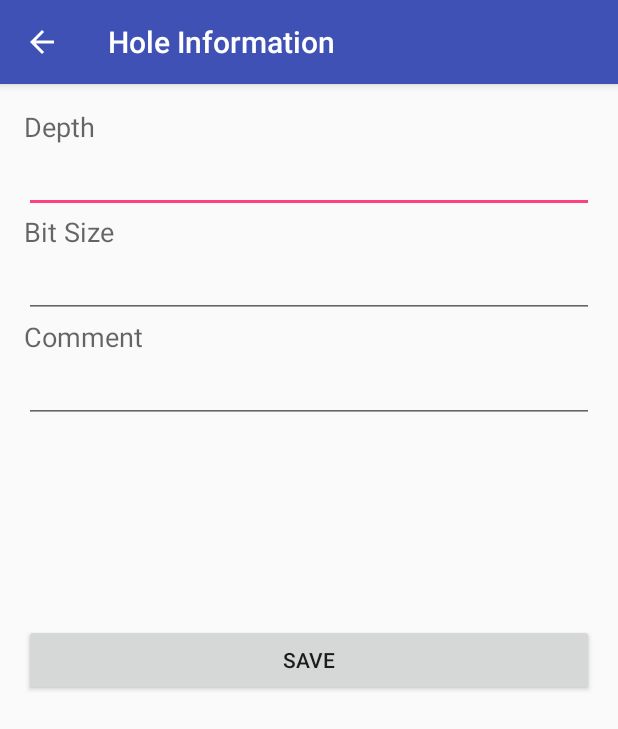
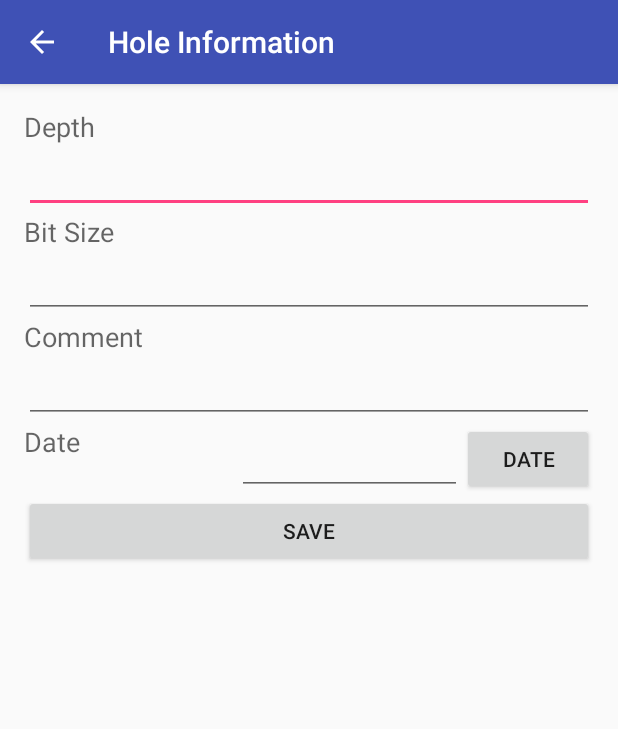
Before and after one commit to jeffchevy/droidBlaster, an Android app: the GridCoordinateActivity screen opened directly, with no data from a screen before it, on a phone screen of 412 x 824 dp. Shown: the top 729 px of the screen. Run offline under Robolectric (Android 15) with nearby library versions, the phone set to English and light mode, and no system bars; 6 statements that could not run were skipped.

Commit message:
Added date picker to grid coordinate, bug with setting date.  Seems to read in as 31 12 1969 regardless of what the date is saved as

```diff
--- a/app/src/main/java/com/drillandblast/activity/GridActivity.java
+++ b/app/src/main/java/com/drillandblast/activity/GridActivity.java
@@ -17,6 +17,7 @@ import com.drillandblast.model.GridCoordinate;
 import com.drillandblast.model.Project;
 import com.drillandblast.project.ProjectKeep;
 
+import java.text.SimpleDateFormat;
 import java.util.Calendar;
 import java.util.Date;
 import java.util.List;
@@ -24,6 +25,7 @@ import java.util.List;
 public class GridActivity extends BaseActivity {
     public Project project = null;
     public DrillLog drillLog = null;
+    SimpleDateFormat format = new SimpleDateFormat("dd MM yyyy");
     @Override
     protected void onCreate(Bundle savedInstanceState) {
 
--- a/app/src/main/res/layout/activity_grid_coordinate.xml
+++ b/app/src/main/res/layout/activity_grid_coordinate.xml
@@ -87,10 +87,40 @@
         android:layout_height="wrap_content"
         android:text="Save"
         android:id="@+id/save_coordinate_button"
-        android:layout_centerVertical="true"
+        android:layout_below="@+id/drill_coordinate_date_button"
         android:layout_alignParentLeft="true"
         android:layout_alignParentStart="true"
-        android:layout_alignRight="@+id/comment_text_field"
-        android:layout_alignEnd="@+id/comment_text_field" />
+        android:layout_alignRight="@+id/drill_coordinate_date_button"
+        android:layout_alignEnd="@+id/drill_coordinate_date_button" />
+
+    <TextView
+        android:layout_width="wrap_content"
+        android:layout_height="wrap_content"
+        android:textAppearance="?android:attr/textAppearanceMedium"
+        android:text="Date"
+        android:id="@+id/drill_coordinate_date_label"
+        android:layout_alignParentLeft="true"
+        android:layout_alignParentStart="true"
+        android:layout_below="@+id/comment_text_field" />
+
+    <EditText
+        android:layout_width="wrap_content"
+        android:layout_height="wrap_content"
+        android:id="@+id/drill_coordinate_date_text_field"
+        android:layout_alignBottom="@+id/drill_coordinate_date_button"
+        android:layout_below="@+id/comment_text_field"
+        android:layout_toLeftOf="@+id/drill_coordinate_date_button"
+        android:width="150dp"
+        android:minWidth="50dp" />
+
+    <Button
+        android:layout_width="wrap_content"
+        android:layout_height="wrap_content"
+        android:text="Date"
+        android:id="@+id/drill_coordinate_date_button"
+        android:layout_below="@+id/comment_text_field"
+        android:layout_alignParentRight="true"
+        android:layout_alignParentEnd="true"
+        android:onClick="showDatePickerDialog" />
 
 </RelativeLayout>
```
Also changed, not shown: app/src/main/java/com/drillandblast/activity/DrillLogActivity.java (+9 -0 lines), app/src/main/java/com/drillandblast/activity/GridCoordinateActivity.java (+54 -0 lines).
